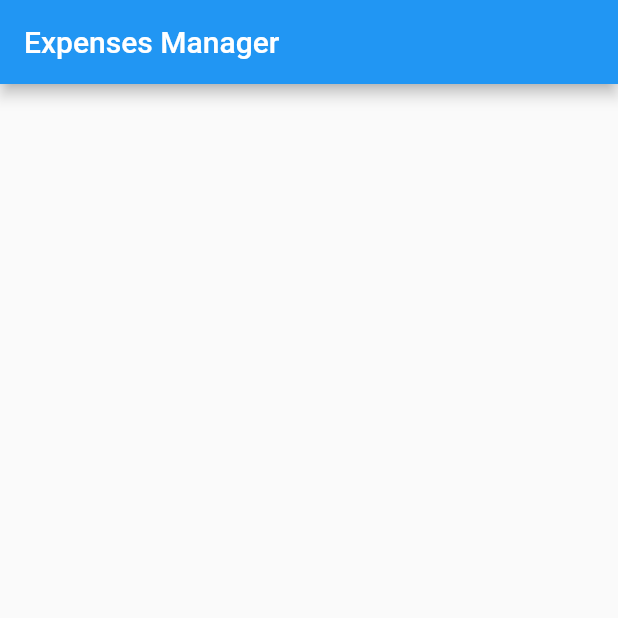
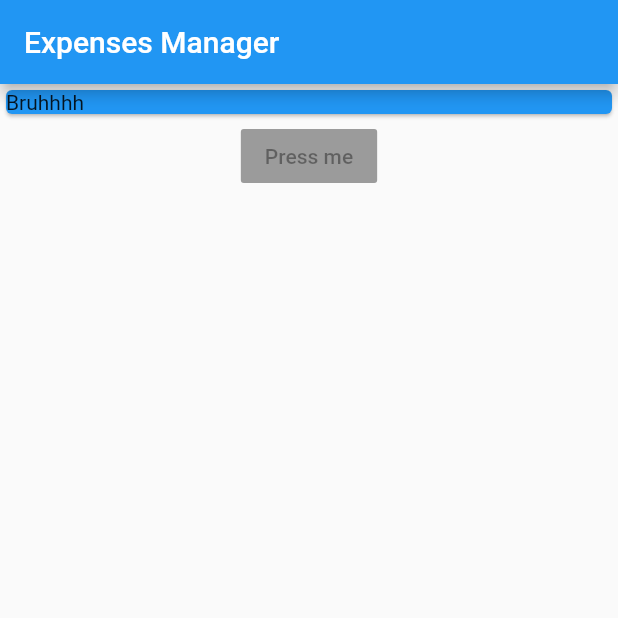
Before and after one commit to shubhamzanwar/learn-flutter, a Flutter app: the screen it shows after launch, on a phone screen of 412 x 824 dp, the top half of it. Run offline on Flutter 3.47's test engine with Material 2 defaults, Android fonts, the phone set to English and light mode, and no system bars.

```diff
--- a/lib/app.dart
+++ b/lib/app.dart
@@ -1,10 +1,39 @@
 import 'package:flutter/material.dart';
 
+import './models/transaction.dart';
+
 class App extends StatelessWidget {
+  final List<Transaction> transactions = [
+    Transaction(
+      id: 't1',
+      text: 'Groceries',
+      amount: 100.20,
+      date: DateTime.now(),
+    ),
+    Transaction(
+      id: 't2',
+      text: 'Clothes',
+      amount: 999,
+      date: DateTime.now(),
+    ),
+  ];
+
   @override
   Widget build(BuildContext context) {
-    return Container(
-
+    return Column(
+      children: [
+        Container(
+          width: double.infinity,
+          child: Card(
+            color: Colors.blue,
+            child: Text(
+              "Bruhhhh",
+              textDirection: TextDirection.ltr,
+            ),
+          ),
+        ),
+        RaisedButton(onPressed: null, child: Text("Press me")),
+      ],
     );
   }
 }
--- /dev/null
+++ b/lib/models/transaction.dart
@@ -0,0 +1,15 @@
+import 'package:flutter/foundation.dart';
+
+class Transaction {
+  final String id;
+  final String text;
+  final double amount;
+  final DateTime date;
+
+  Transaction({
+    @required this.id,
+    @required this.text,
+    @required this.amount,
+    @required this.date,
+  });
+}
```
